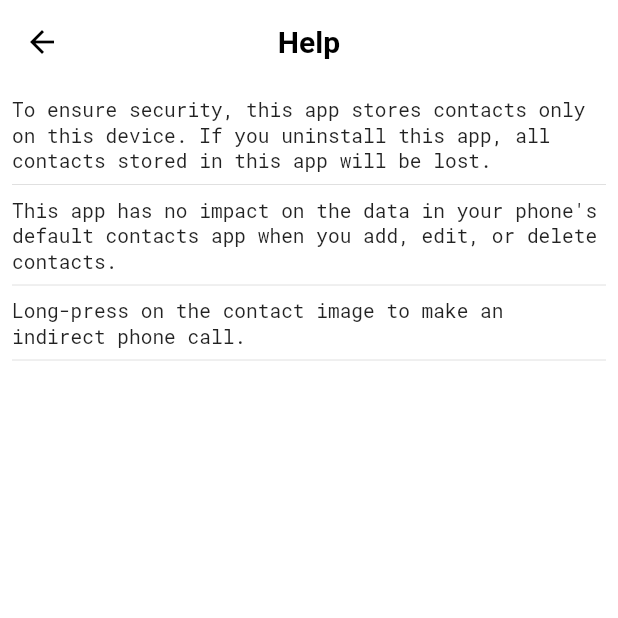
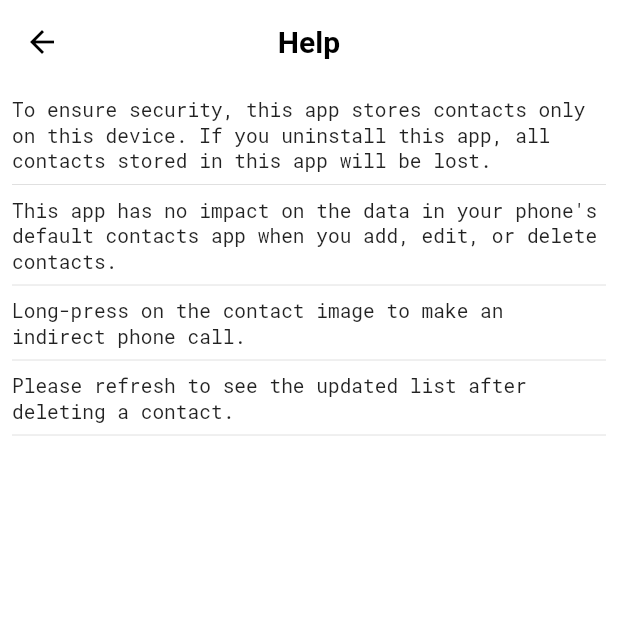
Before and after one commit to islam-ahsanul/Quick-Contacts, a Flutter app: the HelpScreen screen opened by its route, on a phone screen of 412 x 824 dp, the top half of it. Run offline on Flutter 3.47's test engine with Material 2 defaults, Android fonts, the phone set to English and light mode, and no system bars; our stand-ins replace animated_text_kit, flutter_sticky_header, image_picker, shared_preferences, sqflite; missing offline and left inert: flutter_phone_direct_caller, flutter_scrolling_fab_animated; accounts and stored records are empty; Roboto replaces fonts that are missing (MPLUSRounded).

```diff
--- a/lib/screens/help_screen.dart
+++ b/lib/screens/help_screen.dart
@@ -49,6 +49,14 @@ class HelpScreen extends StatelessWidget {
                 ),
               ),
               Divider(),
+              Text(
+                'Please refresh to see the updated list after deleting a contact.',
+                style: TextStyle(
+                  fontFamily: 'RobotoMono',
+                  fontSize: 13,
+                ),
+              ),
+              Divider(),
             ],
           ),
         ),
```
Also changed, not shown: 5 other files.
